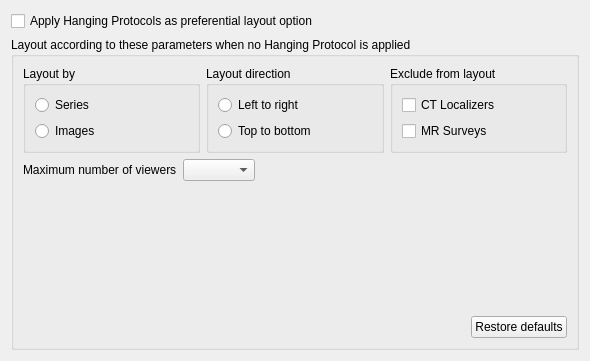
Before: the Qt Designer form starviewer/src/core/qlayoutoptionswidgetbase.ui in starviewer-medical/starviewer, drawn with Qt 5.
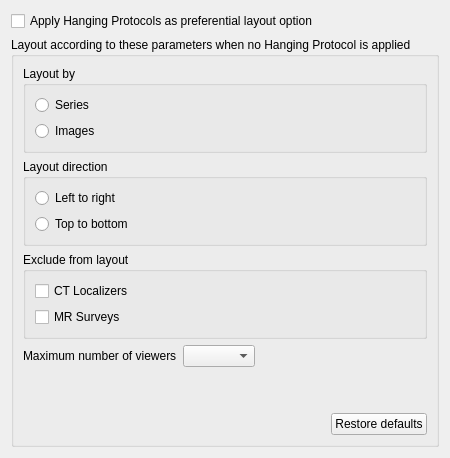
After: the same form once the commit is applied. Icons and pictures are not drawn.

Patch:
```diff
--- a/starviewer/src/core/qlayoutoptionswidgetbase.ui
+++ b/starviewer/src/core/qlayoutoptionswidgetbase.ui
@@ -2,26 +2,12 @@
 <ui version="4.0">
  <class>udg::QLayoutOptionsWidgetBase</class>
  <widget class="QWidget" name="udg::QLayoutOptionsWidgetBase">
-  <property name="geometry">
-   <rect>
-    <x>0</x>
-    <y>0</y>
-    <width>590</width>
-    <height>361</height>
-   </rect>
-  </property>
   <property name="windowTitle">
    <string/>
   </property>
   <layout class="QGridLayout" name="gridLayout_2">
    <item row="1" column="0">
     <widget class="QGroupBox" name="groupBox">
-     <property name="sizePolicy">
-      <sizepolicy hsizetype="Preferred" vsizetype="Preferred">
-       <horstretch>0</horstretch>
-       <verstretch>0</verstretch>
-      </sizepolicy>
-     </property>
      <property name="title">
       <string>Layout according to these parameters when no Hanging Protocol is applied</string>
      </property>
@@ -29,7 +15,7 @@
       <bool>false</bool>
      </property>
      <layout class="QGridLayout" name="gridLayout">
-      <item row="2" column="0" colspan="2">
+      <item row="4" column="0" colspan="2">
        <spacer name="verticalSpacer">
         <property name="orientation">
          <enum>Qt::Vertical</enum>
@@ -42,55 +28,45 @@
         </property>
        </spacer>
       </item>
-      <item row="0" column="0" colspan="2">
-       <layout class="QHBoxLayout" name="horizontalLayout_4">
+      <item row="3" column="0" colspan="2">
+       <layout class="QHBoxLayout" name="horizontalLayout_5">
         <item>
-         <widget class="QGroupBox" name="groupBox_6">
-          <property name="title">
-           <string>Layout by</string>
-          </property>
-          <layout class="QGridLayout" name="gridLayout_5">
-           <item row="0" column="0">
-            <widget class="QRadioButton" name="m_unfoldBySeriesRadioButton">
+         <widget class="QLabel" name="label_3">
              <property name="text">
-              <string>Series</string>
+           <string>Maximum number of viewers</string>
              </property>
             </widget>
            </item>
-           <item row="1" column="0">
-            <widget class="QRadioButton" name="m_unfoldByImagesRadioButton">
-             <property name="text">
-              <string>Images</string>
-             </property>
-            </widget>
-           </item>
-          </layout>
-         </widget>
-        </item>
+        <item>
+         <widget class="QComboBox" name="m_maxViewersComboBox"/>
+        </item>
         <item>
-         <widget class="QGroupBox" name="groupBox_7">
-          <property name="title">
-           <string>Layout direction</string>
+         <spacer name="horizontalSpacer_2">
+          <property name="orientation">
+           <enum>Qt::Horizontal</enum>
           </property>
-          <layout class="QGridLayout" name="gridLayout_6">
-           <item row="0" column="0">
-            <widget class="QRadioButton" name="m_leftToRightRadioButton">
-             <property name="text">
-              <string>Left to right</string>
-             </property>
-            </widget>
-           </item>
-           <item row="1" column="0">
-            <widget class="QRadioButton" name="m_topToBottomRadioButton">
+          <property name="sizeHint" stdset="0">
+           <size>
+            <width>40</width>
+            <height>20</height>
+           </size>
+          </property>
+         </spacer>
+        </item>
+       </layout>
+      </item>
+      <item row="5" column="1">
+       <widget class="QPushButton" name="m_restoreDefaultsButton">
              <property name="text">
-              <string>Top to bottom</string>
-             </property>
-            </widget>
-           </item>
-          </layout>
-         </widget>
-        </item>
-        <item>
+         <string>Restore defaults</string>
+        </property>
+        <property name="icon">
+         <iconset resource="../main/main.qrc">
+          <normaloff>:/images/icons/edit-clear.svg</normaloff>:/images/icons/edit-clear.svg</iconset>
+        </property>
+       </widget>
+      </item>
+      <item row="2" column="0" colspan="2">
          <widget class="QGroupBox" name="groupBox_8">
           <property name="title">
            <string>Exclude from layout</string>
@@ -113,47 +89,53 @@
           </layout>
          </widget>
         </item>
-       </layout>
-      </item>
-      <item row="3" column="1">
-       <widget class="QPushButton" name="m_restoreDefaultsButton">
-        <property name="text">
-         <string>Restore defaults</string>
-        </property>
-        <property name="icon">
-         <iconset resource="../main/main.qrc">
-          <normaloff>:/images/icons/edit-clear.svg</normaloff>:/images/icons/edit-clear.svg</iconset>
-        </property>
-       </widget>
-      </item>
       <item row="1" column="0" colspan="2">
-       <layout class="QHBoxLayout" name="horizontalLayout_5">
-        <item>
-         <widget class="QLabel" name="label_3">
+       <widget class="QGroupBox" name="groupBox_7">
+        <property name="title">
+         <string>Layout direction</string>
+        </property>
+        <layout class="QGridLayout" name="gridLayout_6">
+         <item row="0" column="0">
+          <widget class="QRadioButton" name="m_leftToRightRadioButton">
           <property name="text">
-           <string>Maximum number of viewers</string>
+            <string>Left to right</string>
           </property>
          </widget>
         </item>
-        <item>
-         <widget class="QComboBox" name="m_maxViewersComboBox"/>
-        </item>
-        <item>
-         <spacer name="horizontalSpacer_5">
-          <property name="orientation">
-           <enum>Qt::Horizontal</enum>
-          </property>
-          <property name="sizeHint" stdset="0">
-           <size>
-            <width>40</width>
-            <height>20</height>
-           </size>
-          </property>
-         </spacer>
-        </item>
-       </layout>
+         <item row="1" column="0">
+          <widget class="QRadioButton" name="m_topToBottomRadioButton">
+           <property name="text">
+            <string>Top to bottom</string>
+           </property>
+          </widget>
+         </item>
+        </layout>
+       </widget>
+      </item>
+      <item row="0" column="0" colspan="2">
+       <widget class="QGroupBox" name="groupBox_6">
+        <property name="title">
+         <string>Layout by</string>
+        </property>
+        <layout class="QGridLayout" name="gridLayout_5">
+         <item row="0" column="0">
+          <widget class="QRadioButton" name="m_unfoldBySeriesRadioButton">
+           <property name="text">
+            <string>Series</string>
+           </property>
+          </widget>
+         </item>
+         <item row="1" column="0">
+          <widget class="QRadioButton" name="m_unfoldByImagesRadioButton">
+           <property name="text">
+            <string>Images</string>
+           </property>
+          </widget>
+         </item>
+        </layout>
+       </widget>
       </item>
-      <item row="3" column="0">
+      <item row="5" column="0">
        <spacer name="horizontalSpacer">
         <property name="orientation">
          <enum>Qt::Horizontal</enum>
```
Lines whose indentation alone changed are shown as unchanged.
